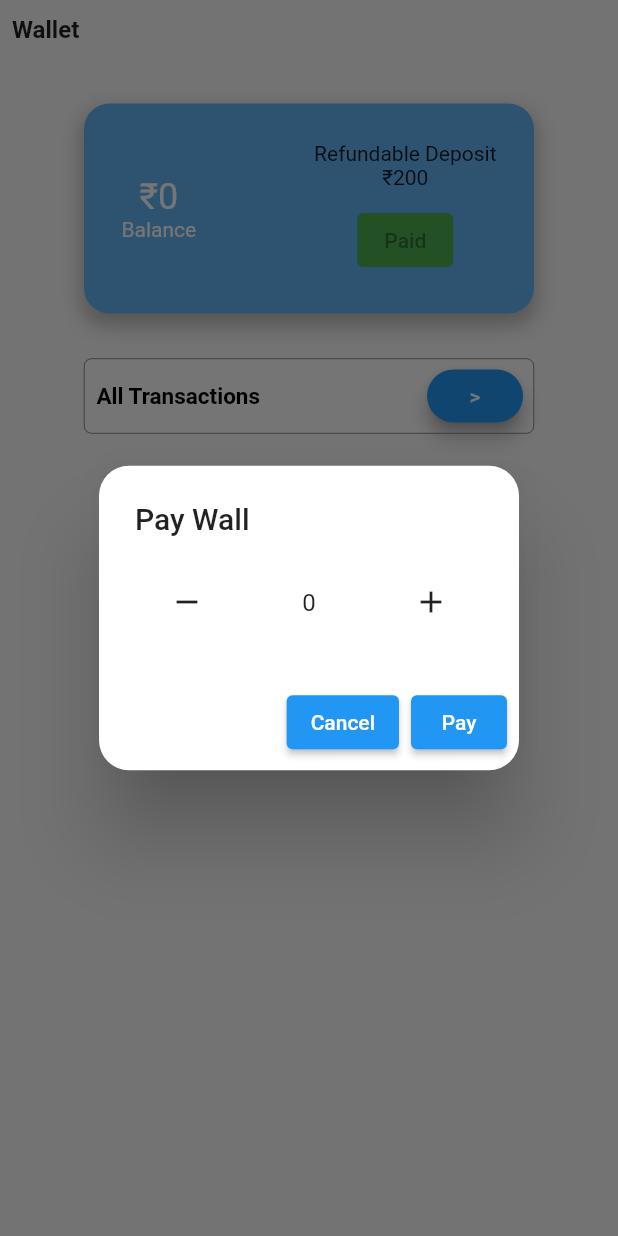
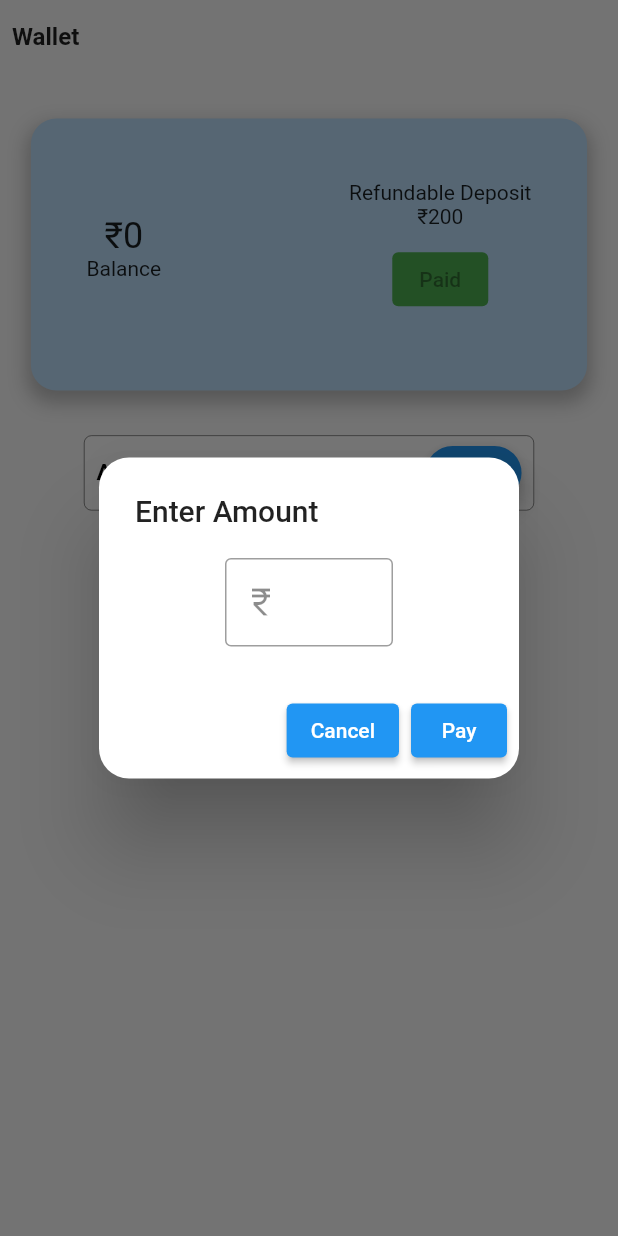
Before and after one commit to Mayuresh-G-Mhatre/public-bicycle-sharing-2, a Flutter app: the WalletScreen screen opened directly, after a tap on "Pay Now", after a tap on "Add money", on a phone screen of 412 x 824 dp. Run offline on Flutter 3.47's test engine with Material 2 defaults, Android fonts, the phone set to English and light mode, and no system bars; our stand-ins replace accordion, animated_text_kit, fluttertoast, lottie, otp_text_field, salomon_bottom_bar and 3 more; accounts and stored records are empty.

Commit message:
added permission to send email and fixed email button on get help screen, added transaction history dummy screen to wallet screen, added toast for drawer avatar change, profile details save, login and registration successfull to otp screen, set home route to splash screen in main.dart

```diff
--- a/lib/main.dart
+++ b/lib/main.dart
@@ -1,5 +1,4 @@
 import 'package:flutter/material.dart';
-import 'package:public_bicycle_sharing/screens/home/default_home.dart';
 import 'package:public_bicycle_sharing/screens/loading/splash.dart';
 
 void main() => runApp(const MyApp());
@@ -15,8 +14,8 @@ class MyApp extends StatelessWidget {
       theme: ThemeData(
         primarySwatch: Colors.blue, // hex - #2196F3
       ),
-      // home: const SplashScreen(),
-      home: const DefaultHomeScreen(), // for testing
+      home: const SplashScreen(),
+      // home: const DefaultHomeScreen(), // for testing
     );
   }
 }
--- a/lib/screens/wallet/wallet.dart
+++ b/lib/screens/wallet/wallet.dart
@@ -1,4 +1,5 @@
 import 'package:flutter/material.dart';
+import 'package:public_bicycle_sharing/screens/wallet/transactions.dart';
 import 'package:public_bicycle_sharing/services/shared_prefs.dart';
 import 'package:fluttertoast/fluttertoast.dart';
 
@@ -16,7 +17,11 @@ class _WalletScreenState extends State<WalletScreen> {
 
   late bool _paid;
   late int _amount;
-  int _counter = 0;
+
+  late double width;
+  late double height;
+
+  TextEditingController amountController = TextEditingController();
 
   @override
   void initState() {
@@ -47,30 +52,37 @@ class _WalletScreenState extends State<WalletScreen> {
 
   @override
   Widget build(BuildContext context) {
+    width = MediaQuery.of(context).size.width;
+    height = MediaQuery.of(context).size.height;
     return Scaffold(
       body: SafeArea(
         child: Column(
+          crossAxisAlignment: CrossAxisAlignment.start,
           children: [
-            Padding(
-              padding: const EdgeInsets.fromLTRB(8, 10, 0, 0),
-              child: Row(
-                children: const [
-                  Text(
+            const Padding(
+              padding: EdgeInsets.symmetric(
+                horizontal: 8,
+                vertical: 15,
+              ),
+              child: Text(
                 'Wallet',
                 style: TextStyle(
                   fontSize: 16,
                   fontWeight: FontWeight.bold,
                 ),
               ),
-                ],
             ),
+            const SizedBox(height: 30),
+            Center(
+              child: Container(
+                width: width * 0.9,
+                height: height * 0.22,
+                padding: EdgeInsets.symmetric(
+                  horizontal: width * 0.09,
+                  vertical: height * 0.05,
                 ),
-            const SizedBox(height: 40),
-            Container(
-              width: 300,
-              padding: const EdgeInsets.all(25),
                 decoration: BoxDecoration(
-                  color: Colors.blue[300],
+                    color: Colors.blue[100],
                     borderRadius: BorderRadius.circular(17),
                     boxShadow: [
                       BoxShadow(
@@ -90,16 +102,12 @@ class _WalletScreenState extends State<WalletScreen> {
                           Text(
                             '\u{20B9}$_amount',
                             style: const TextStyle(
-                            color: Colors.white,
                               fontSize: 24,
                             ),
                           ),
                           const Text(
                             'Balance',
                             textAlign: TextAlign.left,
-                          style: TextStyle(
-                            color: Colors.white,
-                          ),
                           ),
                         ],
                       ),
@@ -119,7 +127,7 @@ class _WalletScreenState extends State<WalletScreen> {
                                     Fluttertoast.showToast(
                                       msg: 'Paid Successfully',
                                       gravity: ToastGravity.BOTTOM,
-                                    toastLength: Toast.LENGTH_SHORT,
+                                      toastLength: Toast.LENGTH_LONG,
                                       backgroundColor: Colors.black,
                                       textColor: Colors.white,
                                       fontSize: 16.0,
@@ -141,13 +149,14 @@ class _WalletScreenState extends State<WalletScreen> {
                   ),
                 ]),
               ),
+            ),
             const SizedBox(height: 30),
-            Column(
-              children: [
-                Column(
-                  mainAxisAlignment: MainAxisAlignment.spaceBetween,
-                  children: [
-                    Container(
+            Center(
+              child: Container(
+                padding: const EdgeInsets.symmetric(
+                  horizontal: 8,
+                  vertical: 5,
+                ),
                 height: 50,
                 width: 300,
                 decoration: BoxDecoration(
@@ -161,12 +170,7 @@ class _WalletScreenState extends State<WalletScreen> {
                 child: Row(
                   mainAxisAlignment: MainAxisAlignment.spaceBetween,
                   children: [
-                            Padding(
-                              padding: const EdgeInsets.fromLTRB(8, 7, 7, 7),
-                              child: Row(
-                                mainAxisAlignment: MainAxisAlignment.start,
-                                children: const [
-                                  Text(
+                    const Text(
                       'All Transactions',
                       style: TextStyle(
                         color: Colors.black,
@@ -174,63 +178,60 @@ class _WalletScreenState extends State<WalletScreen> {
                         fontWeight: FontWeight.bold,
                       ),
                     ),
-                                ],
+                    ElevatedButton(
+                      onPressed: () {
+                        Navigator.of(context).push(
+                          MaterialPageRoute(
+                            builder: (context) => TransactionsScreen(),
                           ),
-                            ),
-                            Row(
-                              mainAxisAlignment: MainAxisAlignment.end,
-                              children: [
-                                Padding(
-                                  padding:
-                                      const EdgeInsets.fromLTRB(8, 7, 7, 7),
-                                  child: ElevatedButton(
-                                    onPressed: () {},
+                        );
+                      },
                       style: ElevatedButton.styleFrom(
                         shape: const RoundedRectangleBorder(
                           borderRadius: BorderRadius.all(
-                                              Radius.circular(39))),
+                            Radius.circular(39),
+                          ),
+                        ),
                         backgroundColor: Colors.blue,
                         shadowColor: Colors.grey,
                         elevation: 5,
                       ),
                       child: const Text('>'),
+                    )
+                  ],
                 ),
               ),
-                              ],
-                            )
-                          ]),
-                    ),
-                  ],
-                ),
-              ],
             ),
             const SizedBox(height: 30),
-            Column(
-              children: [
-                Container(
-                  height: 40,
-                  width: 250,
+            Center(
+              child: Padding(
+                padding: const EdgeInsets.symmetric(
+                  horizontal: 8,
+                  vertical: 15,
+                ),
+                child: SizedBox(
+                  height: height * 0.06,
+                  width: width * 0.45,
                   child: ElevatedButton(
                     onPressed: () async {
                       await showPaymentDialog(context);
                     },
                     style: ElevatedButton.styleFrom(
-                      backgroundColor: Colors.blue,
-                      shadowColor: Colors.grey,
-                      elevation: 5,
                       shape: const RoundedRectangleBorder(
-                        borderRadius: BorderRadius.all(Radius.circular(50)),
+                        borderRadius: BorderRadius.all(
+                          Radius.circular(50),
+                        ),
                       ),
                     ),
                     child: const Text(
                       'Add money',
                       style: TextStyle(
-                        fontSize: 18,
+                        fontSize: 16,
                       ),
                     ),
                   ),
                 ),
-              ],
+              ),
             ),
           ],
         ),
@@ -250,48 +251,47 @@ class _WalletScreenState extends State<WalletScreen> {
                 shape: RoundedRectangleBorder(
                   borderRadius: BorderRadius.circular(20.0),
                 ),
-                title: const Text('Pay Wall'),
-                content: Row(
-                  mainAxisAlignment: MainAxisAlignment.spaceAround,
-                  children: [
-                    IconButton(
-                      icon: Icon(Icons.remove),
-                      onPressed: () {
-                        setState(() {
-                          _counter--;
-                        });
-                      },
+                title: const Text('Enter Amount'),
+                content: Padding(
+                  padding: const EdgeInsets.symmetric(horizontal: 60),
+                  child: TextField(
+                    controller: amountController,
+                    maxLength: 3,
+                    keyboardType: TextInputType.phone,
+                    decoration: const InputDecoration(
+                      counterText: '',
+                      border: OutlineInputBorder(),
+                      prefixIcon: Icon(
+                        Icons.currency_rupee,
                       ),
-                    const SizedBox(width: 10.0),
-                    Text(_counter.toString()),
-                    const SizedBox(width: 10.0),
-                    IconButton(
-                      icon: Icon(Icons.add),
-                      onPressed: () {
-                        setState(() {
-                          _counter++;
-                        });
-                      },
                     ),
-                  ],
+                  ),
                 ),
                 actions: [
                   ElevatedButton(
                     onPressed: () async {
                       Navigator.of(context).pop();
-                      setState(() {
-                        _counter = 0;
-                      });
                     },
                     child: const Text('Cancel'),
                   ),
                   ElevatedButton(
                     onPressed: () async {
-                      await sprefs.setWalletAmount(_amount + _counter);
+                      await sprefs.setWalletAmount(
+                          _amount + int.parse(amountController.text));
                       setState(() {
-                        _amount = _amount + _counter;
-                        _counter = 0;
+                        _amount = _amount + int.parse(amountController.text);
                       });
+
+                      amountController.clear();
+
+                      Fluttertoast.showToast(
+                        msg: 'Top-Up Successfull',
+                        gravity: ToastGravity.BOTTOM,
+                        toastLength: Toast.LENGTH_SHORT,
+                        backgroundColor: Colors.black,
+                        textColor: Colors.white,
+                        fontSize: 16.0,
+                      );
                       Navigator.of(context).pop();
                     },
                     child: const Text('Pay'),
```
Also changed, not shown: lib/screens/help/get_help.dart (+10 -4 lines), lib/screens/home/default_home.dart (+17 -0 lines), lib/screens/login/otp.dart (+9 -0 lines), lib/screens/login/register.dart (+10 -0 lines), lib/screens/profile/profile.dart (+11 -0 lines), lib/screens/wallet/transactions.dart (added, +81 -0 lines), 1 other file. Lines whose indentation alone changed are shown as unchanged.
